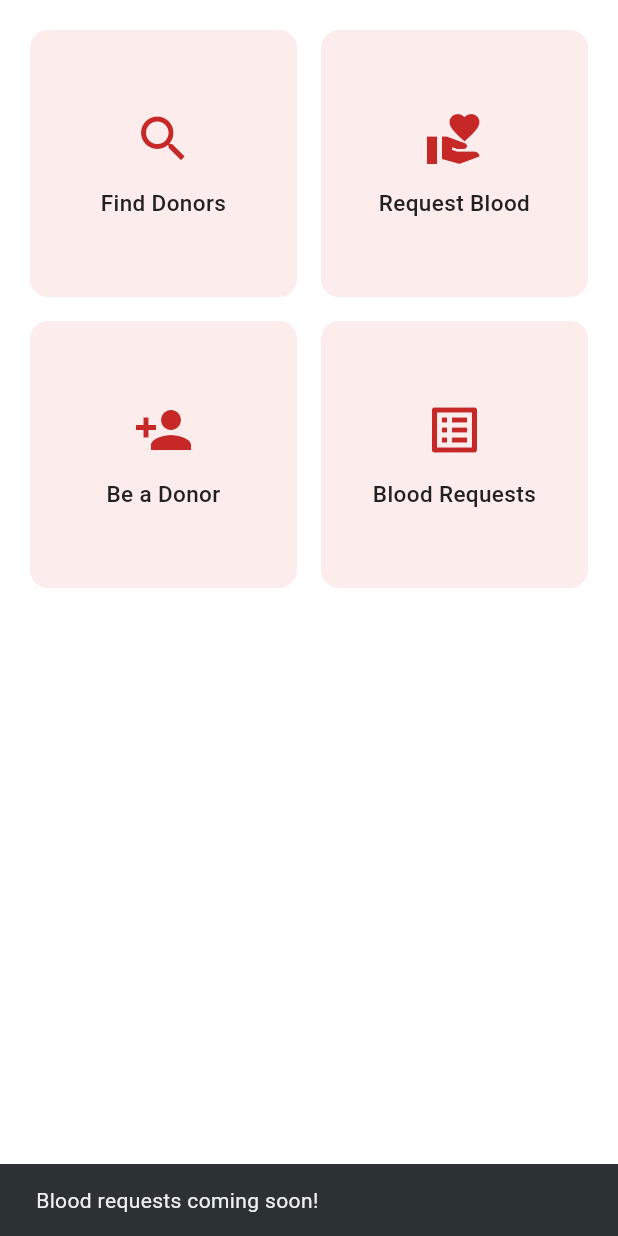
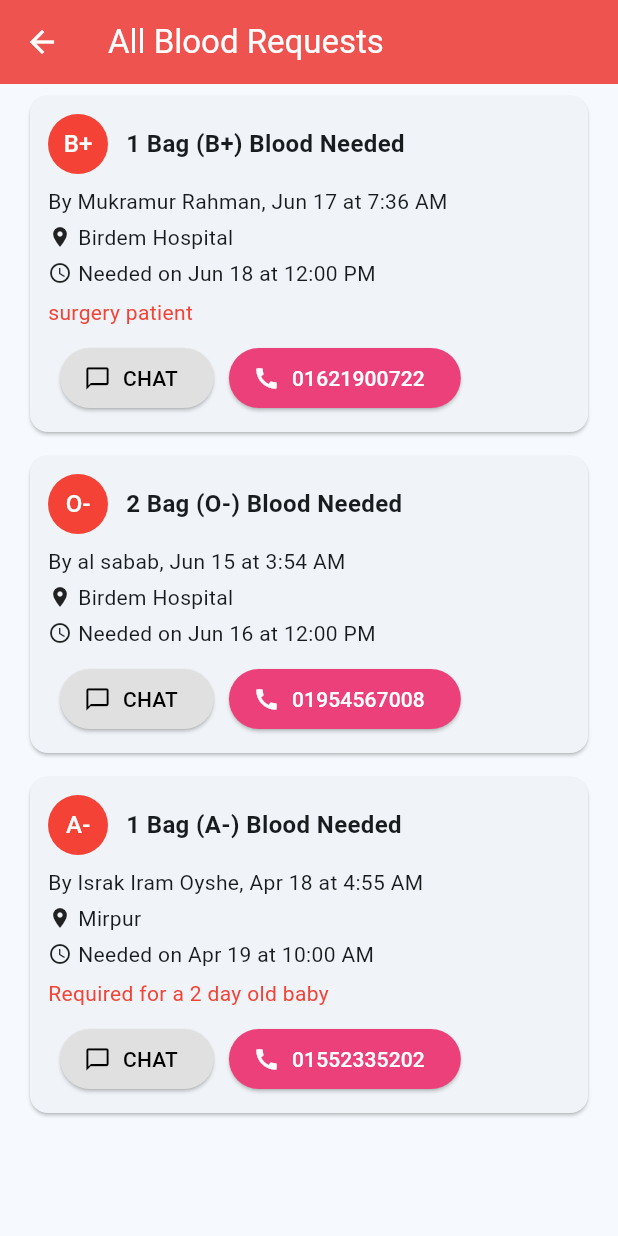
Before and after one commit to Deesun-Abar-Ke/CampusNet, a Flutter app: the BloodBankHomePage screen opened directly, after a tap on "Blood Requests", on a phone screen of 412 x 824 dp. Run offline on Flutter 3.47's test engine with Material 3 defaults, Android fonts, the phone set to English and light mode, and no system bars.

Commit message:
added request

```diff
--- a/lib/main.dart
+++ b/lib/main.dart
@@ -11,7 +11,7 @@ class MyApp extends StatelessWidget {
   @override
   Widget build(BuildContext context) {
     return MaterialApp(
-      title: 'Multi-Feature App',
+      title: 'Campus Net App',
       theme: ThemeData(
         colorScheme: ColorScheme.fromSeed(seedColor: Colors.lightBlueAccent),
         useMaterial3: true,
--- /dev/null
+++ b/lib/screens/blood_bank/all_blood_requests_page.dart
@@ -0,0 +1,138 @@
+import 'package:flutter/material.dart';
+
+class AllBloodRequestsPage extends StatelessWidget {
+  const AllBloodRequestsPage({super.key});
+
+  final List<Map<String, String>> bloodRequests = const [
+    {
+      'blood': 'B+',
+      'bags': '1',
+      'name': 'Mukramur Rahman',
+      'location': 'Birdem Hospital',
+      'time': 'Jun 17 at 7:36 AM',
+      'neededTime': 'Jun 18 at 12:00 PM',
+      'reason': 'surgery patient',
+      'phone': '01621900722'
+    },
+    {
+      'blood': 'O-',
+      'bags': '2',
+      'name': 'al sabab',
+      'location': 'Birdem Hospital',
+      'time': 'Jun 15 at 3:54 AM',
+      'neededTime': 'Jun 16 at 12:00 PM',
+      'reason': '',
+      'phone': '01954567008'
+    },
+    {
+      'blood': 'A-',
+      'bags': '1',
+      'name': 'Israk Iram Oyshe',
+      'location': 'Mirpur',
+      'time': 'Apr 18 at 4:55 AM',
+      'neededTime': 'Apr 19 at 10:00 AM',
+      'reason': 'Required for a 2 day old baby',
+      'phone': '01552335202'
+    },
+  ];
+
+  @override
+  Widget build(BuildContext context) {
+    return Scaffold(
+      appBar: AppBar(
+        title: const Text('All Blood Requests'),
+        backgroundColor: Colors.red.shade400,
+        foregroundColor: Colors.white,
+      ),
+      body: ListView.builder(
+        itemCount: bloodRequests.length,
+        itemBuilder: (context, index) {
+          final request = bloodRequests[index];
+          return Card(
+            margin: const EdgeInsets.symmetric(horizontal: 20, vertical: 8),
+            child: Padding(
+              padding: const EdgeInsets.all(12.0),
+              child: Column(
+                crossAxisAlignment: CrossAxisAlignment.start,
+                children: [
+                  Row(
+                    children: [
+                      CircleAvatar(
+                        backgroundColor: Colors.red,
+                        child: Text(
+                          request['blood']!,
+                          style: const TextStyle(color: Colors.white),
+                        ),
+                      ),
+                      const SizedBox(width: 12),
+                      Expanded(
+                        child: Text(
+                          '${request['bags']} Bag (${request['blood']}) Blood Needed',
+                          style: const TextStyle(
+                              fontWeight: FontWeight.bold, fontSize: 16),
+                        ),
+                      ),
+                    ],
+                  ),
+                  const SizedBox(height: 8),
+                  Text('By ${request['name']}, ${request['time']}'),
+                  const SizedBox(height: 4),
+                  Row(
+                    children: [
+                      const Icon(Icons.location_on, size: 16),
+                      const SizedBox(width: 4),
+                      Text(request['location']!),
+                    ],
+                  ),
+                  const SizedBox(height: 4),
+                  Row(
+                    children: [
+                      const Icon(Icons.access_time, size: 16),
+                      const SizedBox(width: 4),
+                      Text('Needed on ${request['neededTime']}'),
+                    ],
+                  ),
+                  if (request['reason']!.isNotEmpty) ...[
+                    const SizedBox(height: 6),
+                    Text(
+                      request['reason']!,
+                      style: const TextStyle(color: Colors.red),
+                    ),
+                  ],
+                  const SizedBox(height: 10),
+                  Row(
+                    children: [
+
+                      const SizedBox(width: 8),
+                      ElevatedButton.icon(
+                        icon: const Icon(Icons.chat_bubble_outline),
+                        label: const Text('CHAT'),
+                        style: ElevatedButton.styleFrom(
+                          backgroundColor: Colors.grey.shade300,
+                          foregroundColor: Colors.black,
+                        ),
+                        onPressed: () {},
+                      ),
+                      const SizedBox(width: 10),
+                      ElevatedButton.icon(
+                        icon: const Icon(Icons.call),
+                        label: Text(request['phone']!),
+                        style: ElevatedButton.styleFrom(
+                          backgroundColor: Colors.pink.shade400,
+                          foregroundColor: Colors.white,
+                        ),
+                        onPressed: () {
+                          // Implement call function or use url_launcher
+                        },
+                      ),
+                    ],
+                  )
+                ],
+              ),
+            ),
+          );
+        },
+      ),
+    );
+  }
+}
--- a/lib/screens/blood_bank/blood_bank_home_page.dart
+++ b/lib/screens/blood_bank/blood_bank_home_page.dart
@@ -2,6 +2,7 @@ import 'package:flutter/material.dart';
 import 'request_blood_page.dart';
 import 'find_donors_page.dart';
 import 'register_donor_page.dart';
+import 'all_blood_requests_page.dart';
 
 class BloodBankHomePage extends StatelessWidget {
   const BloodBankHomePage({super.key});
@@ -58,8 +59,9 @@ class BloodBankHomePage extends StatelessWidget {
               icon: Icons.list_alt,
               label: 'Blood Requests',
               onTap: () {
-                ScaffoldMessenger.of(context).showSnackBar(
-                  const SnackBar(content: Text('Blood requests coming soon!')),
+                Navigator.push(
+                  context,
+                  MaterialPageRoute(builder: (context) => const AllBloodRequestsPage()),
                 );
               },
             ),
--- a/lib/screens/blood_bank/find_donors_page.dart
+++ b/lib/screens/blood_bank/find_donors_page.dart
@@ -5,7 +5,7 @@ class FindDonorsPage extends StatelessWidget {
 
   final List<Map<String, String>> donors = const [
     {
-      'name': 'Faisal171',
+      'name': 'Faria islam',
       'location': 'Nodda',
       'blood': 'B+',
       'avatar': '',
@@ -64,7 +64,7 @@ class FindDonorsPage extends StatelessWidget {
   Widget build(BuildContext context) {
     return Scaffold(
       appBar: AppBar(
-        title: const Text('🩸 Find Blood Donors'),
+        title: const Text('Find Blood Donors'),
         backgroundColor: Colors.red.shade400,
         foregroundColor: Colors.white,
         actions: const [
--- a/lib/screens/blood_bank/register_donor_page.dart
+++ b/lib/screens/blood_bank/register_donor_page.dart
@@ -41,7 +41,7 @@ class _RegisterDonorPageState extends State<RegisterDonorPage> {
 
   void _submitForm() {
     if (_formKey.currentState!.validate()) {
-      // You can handle submission logic here
+
       showDialog(
         context: context,
         builder: (_) => AlertDialog(
@@ -62,7 +62,7 @@ class _RegisterDonorPageState extends State<RegisterDonorPage> {
   Widget build(BuildContext context) {
     return Scaffold(
       appBar: AppBar(
-        title: const Text("🩸 Register as Donor"),
+        title: const Text("Register as Donor"),
         backgroundColor: Colors.red.shade400,
         foregroundColor: Colors.white,
       ),
--- a/lib/screens/blood_bank/request_blood_page.dart
+++ b/lib/screens/blood_bank/request_blood_page.dart
@@ -30,7 +30,7 @@ class _RequestBloodPageState extends State<RequestBloodPage> {
   Widget build(BuildContext context) {
     return Scaffold(
       appBar: AppBar(
-        title: const Text('🙋 Request Blood'),
+        title: const Text('Request Blood'),
         backgroundColor: Colors.red.shade400,
         foregroundColor: Colors.white,
       ),
--- a/lib/screens/landing_page.dart
+++ b/lib/screens/landing_page.dart
@@ -4,6 +4,7 @@ import 'blood_bank/blood_bank_home_page.dart';
 import 'blood_bank/request_blood_page.dart';
 import 'blood_bank/find_donors_page.dart';
 import 'blood_bank/register_donor_page.dart';
+import 'blood_bank/all_blood_requests_page.dart';
 import 'tuition_page.dart';
 import 'chatbot_page.dart';
 import 'messages_page.dart';
@@ -24,6 +25,7 @@ class _LandingPageState extends State<LandingPage> {
     '/blood-bank/request': '🙋 Request Blood',
     '/blood-bank/find': '🔍 Find Donors',
     '/blood-bank/register': '🩸 Register as Donor',
+    '/blood-bank/all': '📄 All Blood Requests',
     '/tuition': '📚 Tuition',
     '/chatbot': '🤖 Chatbot',
     '/messages': '💬 Messages',
@@ -35,6 +37,7 @@ class _LandingPageState extends State<LandingPage> {
     '/blood-bank/request': Colors.red,
     '/blood-bank/find': Colors.red,
     '/blood-bank/register': Colors.red,
+    '/blood-bank/all': Colors.red,
     '/tuition': Colors.blue, // Tuition
     '/chatbot': Colors.deepPurple, // Chatbot
     '/messages': Colors.teal, // Messaging
@@ -50,6 +53,8 @@ class _LandingPageState extends State<LandingPage> {
         return const FindDonorsPage();
       case '/blood-bank/register':
         return const RegisterDonorPage();
+      case '/blood-bank/all':
+        return const AllBloodRequestsPage();
       case '/tuition':
         return const TuitionPage();
       case '/chatbot':
--- a/lib/widgets/app_drawer.dart
+++ b/lib/widgets/app_drawer.dart
@@ -1,4 +1,8 @@
 import 'package:flutter/material.dart';
+import '../screens/blood_bank/find_donors_page.dart';
+import '../screens/blood_bank/request_blood_page.dart';
+import '../screens/blood_bank/register_donor_page.dart';
+import '../screens/blood_bank/all_blood_requests_page.dart';
 
 class AppDrawer extends StatelessWidget {
   final void Function(String route) onNavigate;
@@ -29,16 +33,43 @@ class AppDrawer extends StatelessWidget {
             children: [
               ListTile(
                 title: const Text('Request Blood'),
-                onTap: () => onNavigate('/blood-bank/request'),
+                onTap: () {
+                  Navigator.push(
+                    context,
+                    MaterialPageRoute(builder: (context) => const RequestBloodPage()),
+                  );
+                },
+
               ),
               ListTile(
                 title: const Text('Find Donors'),
-                onTap: () => onNavigate('/blood-bank/find'),
+                onTap: () {
+                  Navigator.push(
+                    context,
+                    MaterialPageRoute(builder: (context) => const FindDonorsPage()),
+                  );
+                },
               ),
               ListTile(
                 title: const Text('Register as Donor'),
-                onTap: () => onNavigate('/blood-bank/register'),
+                onTap: () {
+                  Navigator.push(
+                    context,
+                    MaterialPageRoute(builder: (context) => const RegisterDonorPage()),
+                  );
+                },
               ),
+              ListTile(
+                title: const Text('All Blood Requests'), // ✅ New item
+                onTap: () {
+                  Navigator.push(
+                    context,
+                    MaterialPageRoute(builder: (context) => const AllBloodRequestsPage()),
+                  );
+                },
+
+              ),
+
             ],
           ),
           ListTile(
```
